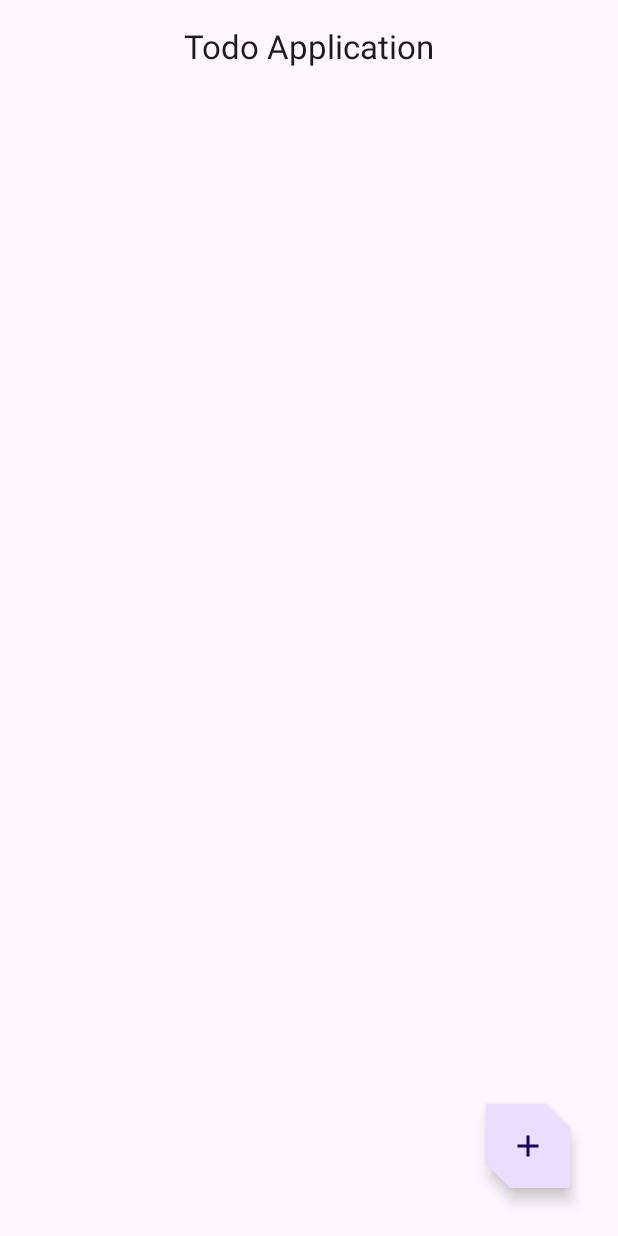
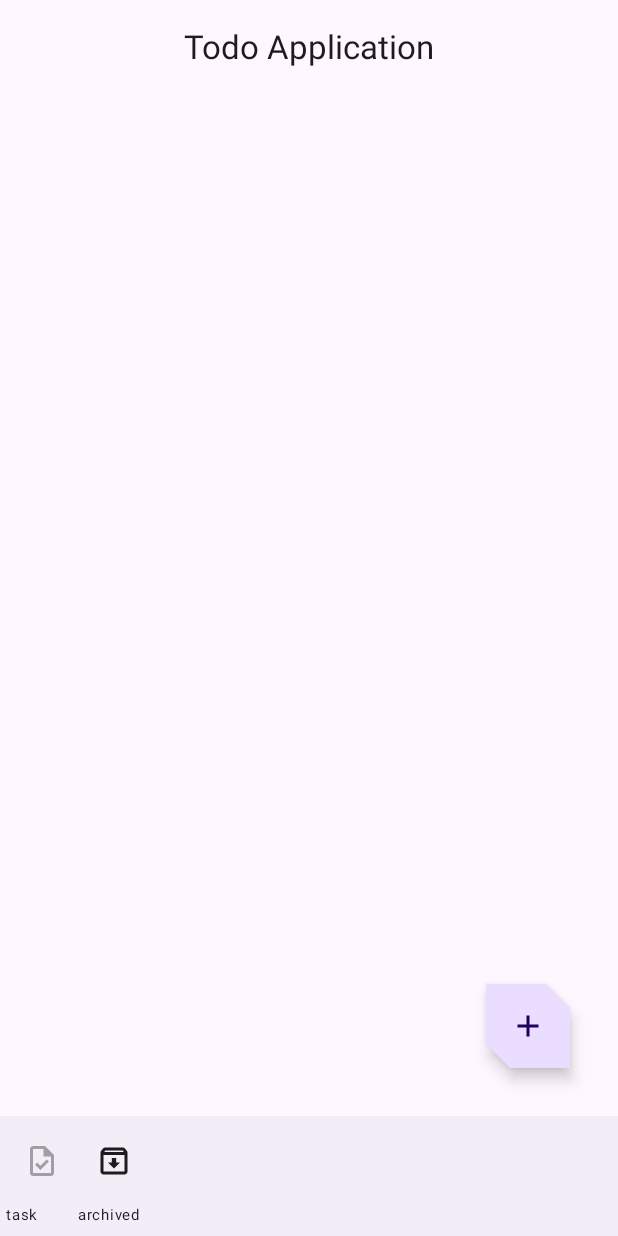
Before and after one commit to Kei-no-suke/android-compose-todo-application, an Android app built with Jetpack Compose: the screen it shows after launch (MainActivity), on a phone screen of 412 x 824 dp. Run offline under Robolectric (Android 15) with nearby library versions, the light colour scheme and no system bars; our stand-ins replace Room's generated code.

Commit message:
ホーム画面に画面の状態を更新するbottomBarを追加した。

```diff
--- a/app/src/main/java/com/example/todoapplication/ui/screens/home/TodoHomeScreen.kt
+++ b/app/src/main/java/com/example/todoapplication/ui/screens/home/TodoHomeScreen.kt
@@ -9,21 +9,26 @@ import androidx.compose.foundation.layout.padding
 import androidx.compose.foundation.lazy.LazyColumn
 import androidx.compose.material.icons.Icons
 import androidx.compose.material.icons.filled.Add
+import androidx.compose.material3.BottomAppBar
 import androidx.compose.material3.Card
 import androidx.compose.material3.CardDefaults
 import androidx.compose.material3.ExperimentalMaterial3Api
 import androidx.compose.material3.FloatingActionButton
 import androidx.compose.material3.Icon
+import androidx.compose.material3.IconButton
 import androidx.compose.material3.LinearProgressIndicator
 import androidx.compose.material3.MaterialTheme
 import androidx.compose.material3.Scaffold
 import androidx.compose.material3.Text
 import androidx.compose.runtime.Composable
+import androidx.compose.runtime.ScopeUpdateScope
 import androidx.compose.runtime.collectAsState
 import androidx.compose.runtime.rememberCoroutineScope
 import androidx.compose.ui.Modifier
+import androidx.compose.ui.res.painterResource
 import androidx.compose.ui.res.stringResource
 import androidx.compose.ui.unit.dp
+import androidx.compose.ui.unit.sp
 import androidx.lifecycle.viewmodel.compose.viewModel
 import com.example.todoapplication.R
 import com.example.todoapplication.ui.AppViewModelProvider
@@ -50,6 +55,12 @@ fun TodoHomeScreen(
             TodoTopAppBar(
                 title = stringResource(id = HomeDestination.titleRes),
                 canNavigateBack = false
+            )
+        },
+        bottomBar = {
+            TodoBottomAppBar(
+                updateArchivedState = { viewModel.updateHomeArchivedState() },
+                isUnarchivedScreen = viewModel.homeArchivedState.isUnarchivedScreen
             )
         },
         floatingActionButton = {
@@ -150,3 +161,30 @@ fun TaskCard(
 
     }
 }
+
+@Composable
+fun TodoBottomAppBar(
+    updateArchivedState: () -> Unit,
+    isUnarchivedScreen: Boolean
+){
+    BottomAppBar() {
+        Column(){
+            IconButton(onClick = updateArchivedState,enabled = !isUnarchivedScreen) {
+                Icon(painter = painterResource(id = R.drawable.outline_task_24), contentDescription = null)
+            }
+            Text(
+                text = stringResource(id = R.string.task_list),
+                fontSize = 10.sp
+            )
+        }
+        Column(){
+            IconButton(onClick = updateArchivedState,enabled = isUnarchivedScreen) {
+                Icon(painter = painterResource(id = R.drawable.outline_archive_24), contentDescription = null)
+            }
+            Text(
+                text = stringResource(id = R.string.archived_list),
+                fontSize = 10.sp
+            )
+        }
+    }
+}
--- /dev/null
+++ b/app/src/main/res/drawable/outline_archive_24.xml
@@ -0,0 +1,5 @@
+<vector android:height="24dp" android:tint="#000000"
+    android:viewportHeight="24" android:viewportWidth="24"
+    android:width="24dp" xmlns:android="http://schemas.android.com/apk/res/android">
+    <path android:fillColor="@android:color/white" android:pathData="M20.54,5.23l-1.39,-1.68C18.88,3.21 18.47,3 18,3L6,3c-0.47,0 -0.88,0.21 -1.16,0.55L3.46,5.23C3.17,5.57 3,6.02 3,6.5L3,19c0,1.1 0.9,2 2,2h14c1.1,0 2,-0.9 2,-2L21,6.5c0,-0.48 -0.17,-0.93 -0.46,-1.27zM6.24,5h11.52l0.81,0.97L5.44,5.97l0.8,-0.97zM5,19L5,8h14v11L5,19zM13.45,10h-2.9v3L8,13l4,4 4,-4h-2.55z"/>
+</vector>
--- /dev/null
+++ b/app/src/main/res/drawable/outline_task_24.xml
@@ -0,0 +1,5 @@
+<vector android:height="24dp" android:tint="#000000"
+    android:viewportHeight="24" android:viewportWidth="24"
+    android:width="24dp" xmlns:android="http://schemas.android.com/apk/res/android">
+    <path android:fillColor="@android:color/white" android:pathData="M14,2H6C4.9,2 4.01,2.9 4.01,4L4,20c0,1.1 0.89,2 1.99,2H18c1.1,0 2,-0.9 2,-2V8L14,2zM18,20H6V4h7v5h5V20zM8.82,13.05L7.4,14.46L10.94,18l5.66,-5.66l-1.41,-1.41l-4.24,4.24L8.82,13.05z"/>
+</vector>
--- a/app/src/main/res/values/strings.xml
+++ b/app/src/main/res/values/strings.xml
@@ -13,4 +13,6 @@
     <string name="save_button_text">Save</string>
     <string name="delete_button_text">Delete</string>
     <string name="progress_value_unit">%s %%</string>
+    <string name="task_list">task</string>
+    <string name="archived_list">archived</string>
 </resources>
```
